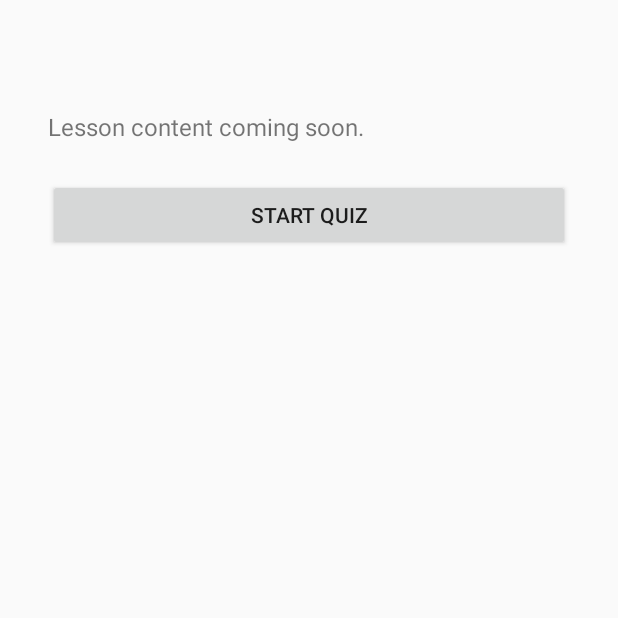
After one commit to KrzAlex/FinancialApp, an Android app: the LessonDetailActivity screen opened directly, with no data from a screen before it, on a phone screen of 412 x 824 dp, the top half of it. The commit adds this screen. Run offline under Robolectric (Android 15) with nearby library versions, the phone set to English and light mode, and no system bars.

Commit message:
implemented lesson topics with relation to the difficulty, and when on topic selection, its directed to that topic with the quiz button

```diff
--- a/FinanceEduApp/app/src/main/AndroidManifest.xml
+++ b/FinanceEduApp/app/src/main/AndroidManifest.xml
@@ -41,6 +41,10 @@
         <activity
             android:name=".activities.CalculatorActivity"
             android:exported="false" />
+
+        <activity
+            android:name=".activities.LessonDetailActivity" />
+
     </application>
 
 </manifest>
--- /dev/null
+++ b/FinanceEduApp/app/src/main/java/com/example/financeeduapp/activities/LessonDetailActivity.java
@@ -0,0 +1,30 @@
+package com.example.financeeduapp.activities;
+
+import android.os.Bundle;
+import android.widget.Button;
+import android.widget.TextView;
+import androidx.appcompat.app.AppCompatActivity;
+import com.example.financeeduapp.R;
+
+public class LessonDetailActivity extends AppCompatActivity {
+    @Override
+    protected void onCreate(Bundle savedInstanceState) {
+        super.onCreate(savedInstanceState);
+        setContentView(R.layout.activity_lesson_detail);
+
+        String lessonTitle = getIntent().getStringExtra("lessonTitle");
+
+        TextView tvTitle = findViewById(R.id.tvLessonTitle);
+        TextView tvContent = findViewById(R.id.tvLessonContent);
+        Button btnQuiz = findViewById(R.id.btnStartQuiz);
+
+        tvTitle.setText(lessonTitle);
+        // Placeholder until you load lesson content from DB
+        tvContent.setText("Lesson content coming soon.");
+
+        btnQuiz.setOnClickListener(v -> {
+            // Later, connect to quiz for this lesson
+            android.widget.Toast.makeText(this, "Start Quiz for: " + lessonTitle, android.widget.Toast.LENGTH_SHORT).show();
+        });
+    }
+}
--- /dev/null
+++ b/FinanceEduApp/app/src/main/res/layout/activity_lesson_detail.xml
@@ -0,0 +1,30 @@
+<?xml version="1.0" encoding="utf-8"?>
+<LinearLayout xmlns:android="http://schemas.android.com/apk/res/android"
+    android:layout_width="match_parent"
+    android:layout_height="match_parent"
+    android:padding="32dp"
+    android:orientation="vertical">
+
+    <TextView
+        android:id="@+id/tvLessonTitle"
+        android:layout_width="wrap_content"
+        android:layout_height="wrap_content"
+        android:text="Lesson Title"
+        android:textStyle="bold"
+        android:textSize="22sp"
+        android:paddingBottom="12dp"/>
+
+    <TextView
+        android:id="@+id/tvLessonContent"
+        android:layout_width="wrap_content"
+        android:layout_height="wrap_content"
+        android:text="Lesson Content"
+        android:textSize="16sp"
+        android:paddingBottom="24dp"/>
+
+    <Button
+        android:id="@+id/btnStartQuiz"
+        android:layout_width="match_parent"
+        android:layout_height="wrap_content"
+        android:text="Start Quiz"/>
+</LinearLayout>
```
Also changed, not shown: FinanceEduApp/app/src/main/java/com/example/financeeduapp/activities/LessonsActivity.java (+87 -36 lines), FinanceEduApp/app/src/main/res/layout/activity_lessons.xml (+14 -2 lines).
